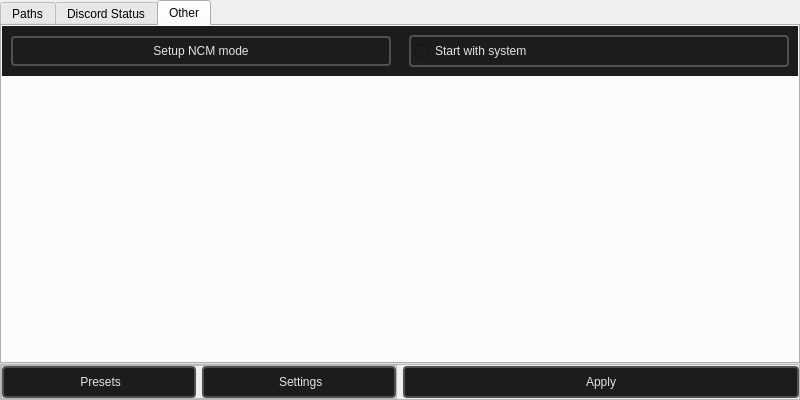
Before: the Qt Designer form preferences.ui in dertwist/Hammer5Tools, drawn with Qt 5.
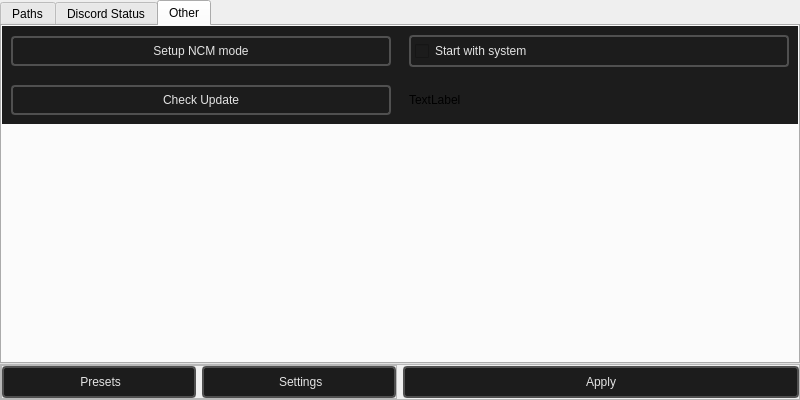
After: the same form once the commit is applied. The open tabs and pages were chosen to show the change. Icons and pictures are not drawn.

Commit message: Memory leak fixed, update check update

Patch:
```diff
--- a/preferences.ui
+++ b/preferences.ui
@@ -891,6 +891,9 @@
        <string>Other</string>
       </attribute>
       <layout class="QVBoxLayout" name="verticalLayout_4">
+       <property name="spacing">
+        <number>0</number>
+       </property>
        <property name="leftMargin">
         <number>0</number>
        </property>
@@ -1028,6 +1031,86 @@
          </layout>
         </widget>
        </item>
+       <item>
+        <widget class="QFrame" name="frame_15">
+         <property name="styleSheet">
+          <string notr="true">background-color: #1C1C1C;</string>
+         </property>
+         <property name="frameShape">
+          <enum>QFrame::NoFrame</enum>
+         </property>
+         <property name="frameShadow">
+          <enum>QFrame::Raised</enum>
+         </property>
+         <layout class="QHBoxLayout" name="horizontalLayout_17">
+          <property name="spacing">
+           <number>18</number>
+          </property>
+          <property name="leftMargin">
+           <number>9</number>
+          </property>
+          <property name="topMargin">
+           <number>9</number>
+          </property>
+          <property name="rightMargin">
+           <number>9</number>
+          </property>
+          <property name="bottomMargin">
+           <number>9</number>
+          </property>
+          <item>
+           <widget class="QPushButton" name="check_update_button">
+            <property name="styleSheet">
+             <string notr="true">    QLabel {
+        font-family: Sergo UI;
+        color: #9D9D9D;
+    }
+
+    /* QPushButton default and hover styles */
+    QPushButton {
+
+        font: 600 10pt &quot;Segoe UI&quot;;
+	
+
+        border: 2px solid black;
+        border-radius: 4px;
+        border-color: rgba(80, 80, 80, 255);
+        height:22px;
+        padding-top: 2px;
+        padding-bottom:2px;
+        padding-left: 4px;
+        padding-right: 4px;
+        color: #E3E3E3;
+        background-color: #1C1C1C;
+    }
+    QPushButton:hover {
+        background-color: #414956;
+        color: white;
+    }
+    QPushButton:pressed {
+        background-color: red;
+        background-color: #1C1C1C;
+        margin: 1 px;
+        margin-left: 2px;
+        margin-right: 2px;
+
+    }</string>
+            </property>
+            <property name="text">
+             <string>Check Update</string>
+            </property>
+           </widget>
+          </item>
+          <item>
+           <widget class="QLabel" name="version_label">
+            <property name="text">
+             <string>TextLabel</string>
+            </property>
+           </widget>
+          </item>
+         </layout>
+        </widget>
+       </item>
        <item>
         <spacer name="verticalSpacer_3">
          <property name="orientation">
```
Left out of the diff: 2 changed lines with no effect on the pictures. The commit also changes 6 other files.
